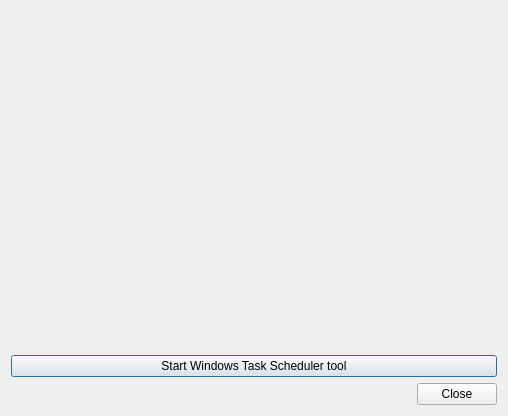
The window that src/qtgui/winschedtool.ui (alberti42/recoll-macos) describes before a commit, drawn with Qt 5.
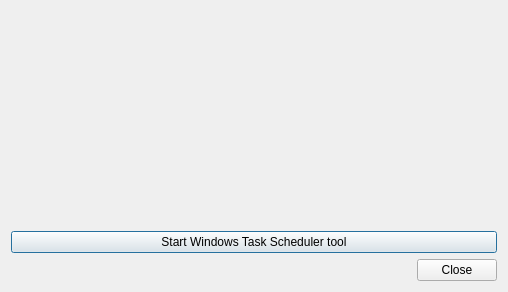
The same window after the commit.

Commit message: win batch: quote paths

```diff
--- a/src/qtgui/winschedtool.ui
+++ b/src/qtgui/winschedtool.ui
@@ -7,7 +7,7 @@
     <x>0</x>
     <y>0</y>
     <width>508</width>
-    <height>416</height>
+    <height>292</height>
    </rect>
   </property>
   <property name="windowTitle">
```
The commit also changes 1 other file.
